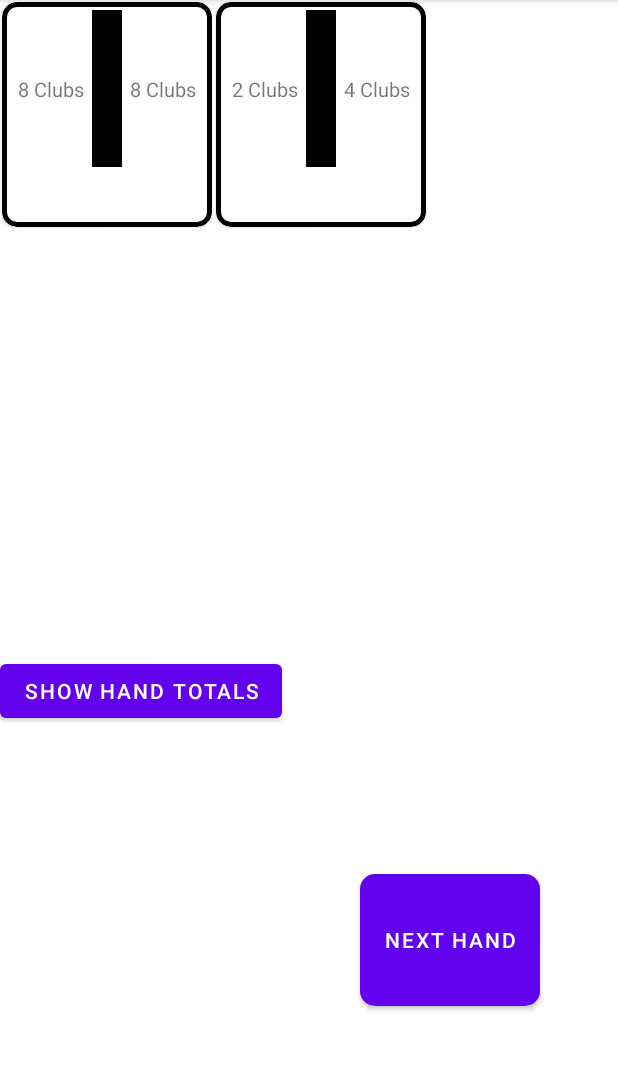
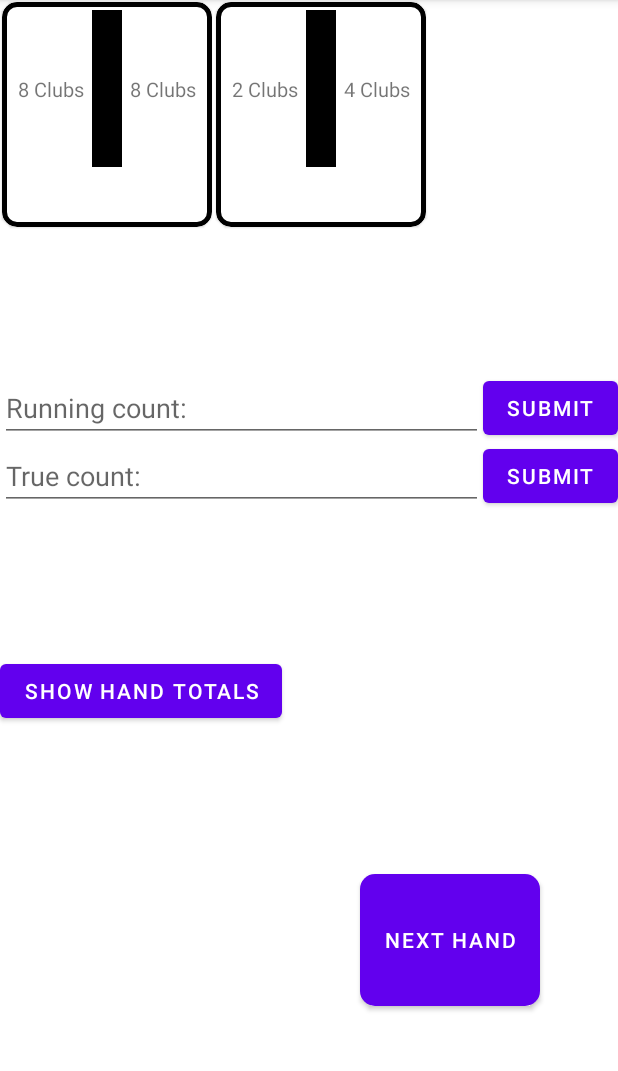
Before and after one commit to scappworks/CountMeIn, an Android app: the screen it shows after launch (GameActivity), after a tap on "PLAY", on a phone screen of 412 x 824 dp, the part 84-1155 px from its top. Run offline under Robolectric (Android 15) with nearby library versions, the phone set to English and light mode, and no system bars.

Commit message:
add running and true count guess edit texts and submit buttons to layout

```diff
--- a/app/src/main/res/layout/activity_game.xml
+++ b/app/src/main/res/layout/activity_game.xml
@@ -13,6 +13,52 @@
         app:layout_constraintTop_toTopOf="parent"
         app:layout_constraintLeft_toLeftOf="parent"
         app:layout_constraintRight_toRightOf="parent" />
+
+    <EditText
+        android:id="@+id/running_count_guess"
+        android:layout_width="0dp"
+        android:layout_height="wrap_content"
+        android:hint="@string/running_count"
+        app:layout_constraintHorizontal_chainStyle="packed"
+        app:layout_constraintVertical_chainStyle="packed"
+        app:layout_constraintLeft_toLeftOf="parent"
+        app:layout_constraintRight_toLeftOf="@id/running_count_guess_submit"
+        app:layout_constraintTop_toBottomOf="@id/player_hands_rv"
+        app:layout_constraintBottom_toTopOf="@+id/true_count_guess" />
+
+    <Button
+        android:id="@+id/running_count_guess_submit"
+        android:layout_width="wrap_content"
+        android:layout_height="wrap_content"
+        android:text="@string/submit"
+        app:layout_constraintHorizontal_chainStyle="packed"
+        app:layout_constraintTop_toTopOf="@id/running_count_guess"
+        app:layout_constraintLeft_toRightOf="@+id/running_count_guess"
+        app:layout_constraintRight_toRightOf="parent"
+        app:layout_constraintBottom_toBottomOf="@id/running_count_guess"/>
+
+    <EditText
+        android:id="@+id/true_count_guess"
+        android:layout_width="0dp"
+        android:layout_height="wrap_content"
+        android:hint="@string/true_count"
+        app:layout_constraintHorizontal_chainStyle="packed"
+        app:layout_constraintVertical_chainStyle="packed"
+        app:layout_constraintLeft_toLeftOf="parent"
+        app:layout_constraintRight_toLeftOf="@+id/true_count_guess_submit"
+        app:layout_constraintTop_toBottomOf="@id/running_count_guess"
+        app:layout_constraintBottom_toTopOf="@id/show_hand_totals_button" />
+
+    <Button
+        android:id="@+id/true_count_guess_submit"
+        android:layout_width="wrap_content"
+        android:layout_height="wrap_content"
+        android:text="@string/submit"
+        app:layout_constraintTop_toTopOf="@id/true_count_guess"
+        app:layout_constraintLeft_toRightOf="@+id/true_count_guess"
+        app:layout_constraintRight_toRightOf="parent"
+        app:layout_constraintBottom_toBottomOf="@id/true_count_guess" />
+
 
     <Button
         android:id="@+id/show_hand_totals_button"
```
